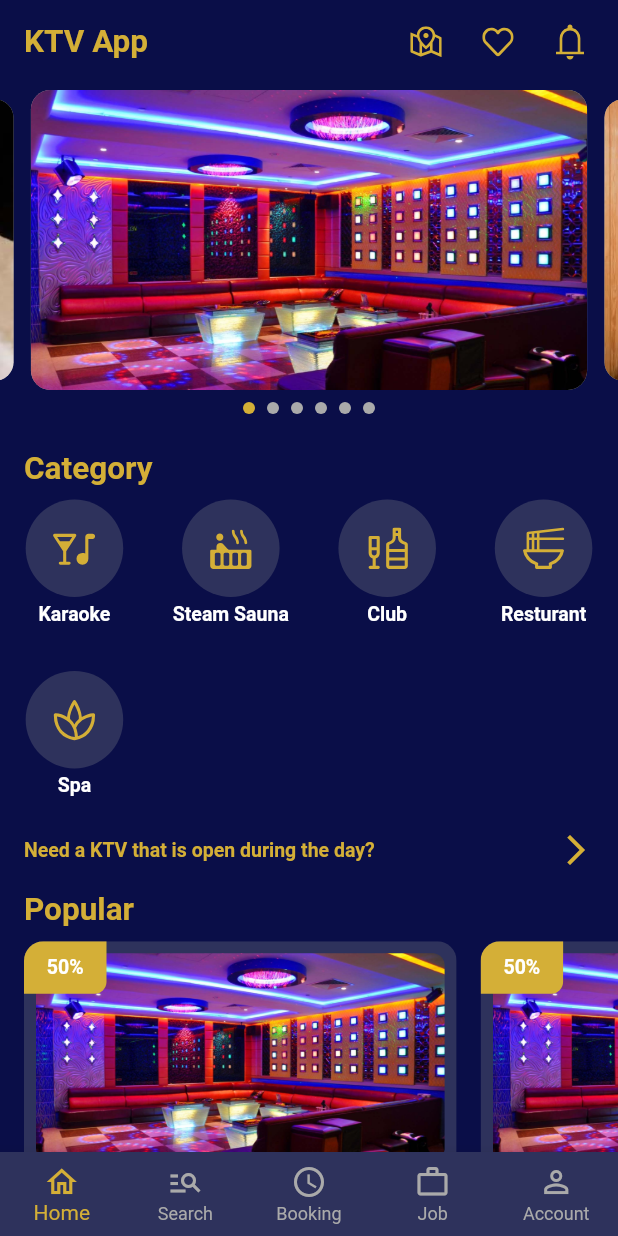
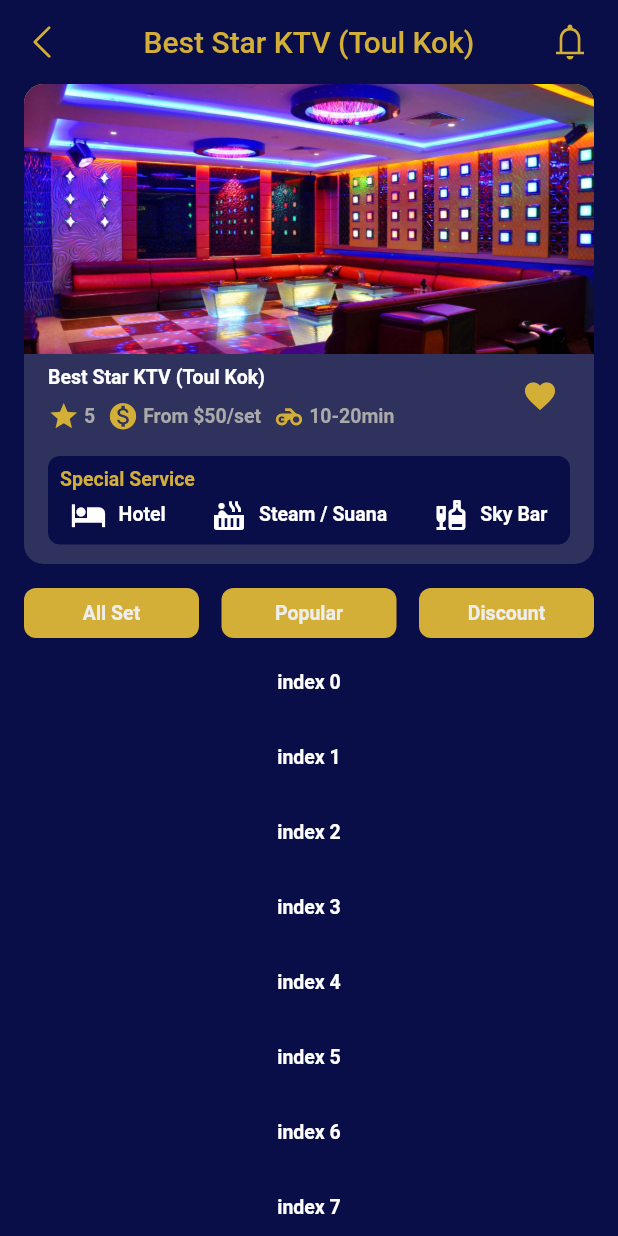
Before and after one commit to OeungChheanghok123/ktv_app, a Flutter app: the screen it shows after launch, after a tap on "Best Star KTV (Toul Kok)", on a phone screen of 412 x 824 dp. Run offline on Flutter 3.47's test engine with Material 2 defaults, Android fonts, the phone set to English and light mode, and no system bars; drawn by our look-alikes of carousel_slider; our stand-ins replace flutter_svg, get.

Commit message:
1-Feb-2023

```diff
--- /dev/null
+++ b/lib/screens/detail/detail_screen.dart
@@ -0,0 +1,310 @@
+import 'package:flutter/material.dart';
+import 'package:ktv_app/constants/constants.dart';
+import 'package:ktv_app/utility/app_bar.dart';
+import 'package:ktv_app/utility/text_style.dart';
+
+class DetailScreen extends StatelessWidget {
+  const DetailScreen({Key? key}) : super(key: key);
+
+  @override
+  Widget build(BuildContext context) {
+    return Scaffold(
+      extendBodyBehindAppBar: true,
+      backgroundColor: bgColor,
+      appBar: _appBarWidget(context),
+      body: SizedBox(
+        height: MediaQuery.of(context).size.height,
+        child: ListView.builder(
+          scrollDirection: Axis.vertical,
+          shrinkWrap: true,
+          itemCount: 25,
+          itemBuilder: (context, index) {
+            return SizedBox(
+              height: 50,
+              child: Center(
+                child: Text(
+                  'index $index',
+                  style: AppTextStyle.headline2,
+                ),
+              ),
+            );
+          },
+        ),
+      ),
+    );
+  }
+
+  PreferredSize _appBarWidget(BuildContext context) {
+    return PreferredSize(
+      preferredSize: const Size.fromHeight(430),
+      child: Column(
+        children: [
+          AppBarWidget.simpleAppbarWidget(
+            context,
+            'Best Star KTV (Toul Kok)',
+          ),
+          Container(
+            margin: const EdgeInsets.symmetric(horizontal: defaultPaddin),
+            child: Stack(
+              children: [
+                Container(
+                  height: 320,
+                  width: MediaQuery.of(context).size.width,
+                  decoration: BoxDecoration(
+                    color: secondColor,
+                    borderRadius: BorderRadius.circular(13),
+                  ),
+                ),
+                Positioned(
+                  top: 0,
+                  left: 0,
+                  right: 0,
+                  child: Column(
+                    children: [
+                      imagePost(context),
+                      detailPost(context),
+                      specialService(context),
+                    ],
+                  ),
+                ),
+              ],
+            ),
+          ),
+          Container(
+            height: defaultPaddin,
+            color: bgColor,
+          ),
+          gridViewMenuBar(context),
+        ],
+      ),
+    );
+  }
+
+  Widget imagePost(BuildContext context) {
+    return Container(
+      height: 180,
+      decoration: const BoxDecoration(
+        color: primaryColor,
+        borderRadius: BorderRadius.only(
+          topLeft: Radius.circular(13),
+          topRight: Radius.circular(13),
+        ),
+        image: DecorationImage(
+          image: AssetImage('assets/images/category_1.jpg'),
+          fit: BoxFit.cover,
+        ),
+      ),
+    );
+  }
+
+  Widget detailPost(BuildContext context) {
+    return Container(
+      margin: const EdgeInsets.symmetric(horizontal: defaultPaddin),
+      child: Row(
+        mainAxisSize: MainAxisSize.max,
+        mainAxisAlignment: MainAxisAlignment.spaceBetween,
+        crossAxisAlignment: CrossAxisAlignment.start,
+        children: [
+          Column(
+            crossAxisAlignment: CrossAxisAlignment.start,
+            children: [
+              const SizedBox(height: defaultPaddin / 2),
+              Text(
+                'Best Star KTV (Toul Kok)',
+                style: AppTextStyle.headline2,
+              ),
+              const SizedBox(height: defaultPaddin / 2),
+              Row(
+                mainAxisSize: MainAxisSize.max,
+                crossAxisAlignment: CrossAxisAlignment.start,
+                mainAxisAlignment: MainAxisAlignment.spaceBetween,
+                children: [
+                  Row(
+                    children: [
+                      InkWell(
+                        onTap: () {},
+                        child: const Icon(
+                          Icons.star,
+                          color: primaryColor,
+                          size: 21,
+                        ),
+                      ),
+                      const SizedBox(width: 3),
+                      Text(
+                        '5',
+                        style: AppTextStyle.body.copyWith(
+                          color: secondGraydColor,
+                          fontWeight: FontWeight.bold,
+                        ),
+                      ),
+                    ],
+                  ),
+                  const SizedBox(width: defaultPaddin / 2),
+                  Row(
+                    children: [
+                      InkWell(
+                        onTap: () {},
+                        child: const Icon(
+                          Icons.monetization_on,
+                          color: primaryColor,
+                          size: 21,
+                        ),
+                      ),
+                      const SizedBox(width: 3),
+                      Text(
+                        'From \$50/set',
+                        style: AppTextStyle.body.copyWith(
+                          color: secondGraydColor,
+                          fontWeight: FontWeight.bold,
+                        ),
+                      ),
+                    ],
+                  ),
+                  const SizedBox(width: defaultPaddin / 2),
+                  Row(
+                    children: [
+                      InkWell(
+                        onTap: () {},
+                        child: const Icon(
+                          Icons.motorcycle,
+                          color: primaryColor,
+                          size: 21,
+                        ),
+                      ),
+                      const SizedBox(width: 3),
+                      Text(
+                        '10-20min',
+                        style: AppTextStyle.body.copyWith(
+                          color: secondGraydColor,
+                          fontWeight: FontWeight.bold,
+                        ),
+                      ),
+                    ],
+                  ),
+                ],
+              ),
+            ],
+          ),
+          const Padding(
+            padding: EdgeInsets.only(
+              top: defaultPaddin,
+              right: defaultPaddin / 2,
+            ),
+            child: Icon(Icons.favorite, color: primaryColor),
+          ),
+        ],
+      ),
+    );
+  }
+
+  Widget specialService(BuildContext context) {
+    return Container(
+      width: double.infinity,
+      margin: const EdgeInsets.all(defaultPaddin),
+      padding: const EdgeInsets.symmetric(vertical: defaultPaddin / 2),
+      decoration: BoxDecoration(
+        color: bgColor,
+        borderRadius: BorderRadius.circular(8),
+      ),
+      child: Column(
+        crossAxisAlignment: CrossAxisAlignment.start,
+        children: [
+          Container(
+            margin: const EdgeInsets.only(left: defaultPaddin / 2),
+            child: Text(
+              'Special Service',
+              style: AppTextStyle.headline2.copyWith(
+                color: primaryColor,
+              ),
+            ),
+          ),
+          const SizedBox(height: defaultPaddin / 4),
+          Row(
+            mainAxisAlignment: MainAxisAlignment.spaceAround,
+            children: [
+              Row(
+                mainAxisAlignment: MainAxisAlignment.center,
+                children: [
+                  const Icon(
+                    Icons.hotel,
+                    color: whiteColor,
+                  ),
+                  const SizedBox(width: defaultPaddin / 2),
+                  Text(
+                    'Hotel',
+                    style: AppTextStyle.headline2,
+                  ),
+                ],
+              ),
+              Row(
+                mainAxisAlignment: MainAxisAlignment.center,
+                children: [
+                  const Icon(
+                    Icons.hot_tub,
+                    color: whiteColor,
+                  ),
+                  const SizedBox(width: defaultPaddin / 2),
+                  Text(
+                    'Steam / Suana',
+                    style: AppTextStyle.headline2,
+                  ),
+                ],
+              ),
+              Row(
+                mainAxisAlignment: MainAxisAlignment.center,
+                children: [
+                  const Icon(
+                    Icons.liquor,
+                    color: whiteColor,
+                  ),
+                  const SizedBox(width: defaultPaddin / 2),
+                  Text(
+                    'Sky Bar',
+                    style: AppTextStyle.headline2,
+                  ),
+                ],
+              ),
+            ],
+          ),
+        ],
+      ),
+    );
+  }
+
+  Widget gridViewMenuBar(BuildContext context) {
+    final List<String> menuText = [
+      "All Set",
+      "Popular",
+      "Discount",
+    ];
+    return Container(
+      width: MediaQuery.of(context).size.width,
+      margin: const EdgeInsets.symmetric(horizontal: defaultPaddin),
+      child: GridView.count(
+        crossAxisCount: 3,
+        shrinkWrap: true,
+        padding: const EdgeInsets.all(0),
+        physics: const BouncingScrollPhysics(),
+        mainAxisSpacing: 15,
+        crossAxisSpacing: 15,
+        childAspectRatio: 3.5,
+        children: List.generate(menuText.length, (index) {
+          return Container(
+            decoration: BoxDecoration(
+              color: primaryColor,
+              borderRadius: BorderRadius.circular(8),
+            ),
+            child: Center(
+              child: Text(
+                menuText[index],
+                style: AppTextStyle.headline2.copyWith(
+                  color: primaryGrayColor,
+                ),
+              ),
+            ),
+          );
+        }),
+      ),
+    );
+  }
+}
--- /dev/null
+++ b/lib/screens/home/components/view_all.dart
@@ -0,0 +1,51 @@
+import 'package:flutter/material.dart';
+import 'package:ktv_app/constants/constants.dart';
+import 'package:ktv_app/utility/text_style.dart';
+
+class ViewAll extends StatelessWidget {
+  final String tilte;
+  final VoidCallback onPress;
+  const ViewAll({
+    Key? key,
+    required this.tilte,
+    required this.onPress,
+  }) : super(key: key);
+
+  @override
+  Widget build(BuildContext context) {
+    return Row(
+      mainAxisAlignment: MainAxisAlignment.spaceBetween,
+      children: [
+        Container(
+          margin: const EdgeInsets.only(left: defaultPaddin),
+          child: Text(
+            tilte,
+            style: AppTextStyle.headline1,
+          ),
+        ),
+        Container(
+          margin: const EdgeInsets.only(right: defaultPaddin / 2),
+          child: TextButton(
+            onPressed: onPress,
+            clipBehavior: Clip.none,
+            child: Row(
+              mainAxisSize: MainAxisSize.min,
+              children: [
+                Text(
+                  'View all',
+                  style: AppTextStyle.title2.copyWith(color: primaryColor),
+                ),
+                const SizedBox(width: 5),
+                const Icon(
+                  Icons.east,
+                  color: primaryColor,
+                  size: 13,
+                ),
+              ],
+            ),
+          ),
+        )
+      ],
+    );
+  }
+}
--- a/lib/screens/home/home_screen.dart
+++ b/lib/screens/home/home_screen.dart
@@ -3,6 +3,8 @@ import 'package:flutter/material.dart';
 import 'package:flutter_svg/flutter_svg.dart';
 import 'package:get/get.dart';
 import 'package:ktv_app/constants/constants.dart';
+import 'package:ktv_app/screens/detail/detail_screen.dart';
+import 'package:ktv_app/screens/home/components/view_all.dart';
 import 'package:ktv_app/screens/home/home_view_model.dart';
 import 'package:ktv_app/utility/text_style.dart';
 import 'package:ktv_app/utility/widgets.dart';
@@ -25,7 +27,7 @@ class HomeScreen extends StatelessWidget {
             padding: const EdgeInsets.symmetric(horizontal: defaultPaddin),
             child: Text(
               "Category",
-              style: AppTextStyle.headline1.copyWith(color: primaryColor),
+              style: AppTextStyle.headline1,
             ),
           ),
           const SizedBox(height: defaultPaddin / 2),
@@ -49,46 +51,40 @@ class HomeScreen extends StatelessWidget {
               ],
             ),
           ),
-          const SizedBox(height: defaultPaddin),
-          Container(
-            padding: const EdgeInsets.symmetric(horizontal: defaultPaddin),
-            child: Text(
-              "Popular",
-              style: AppTextStyle.headline1.copyWith(color: primaryColor),
-            ),
+          const SizedBox(height: defaultPaddin / 2),
+          ViewAll(
+            tilte: 'Popular',
+            onPress: () {},
           ),
+          popularListView(context),
           const SizedBox(height: defaultPaddin / 2),
-          popularListView(context),
-          const SizedBox(height: defaultPaddin),
-          Container(
-            padding: const EdgeInsets.symmetric(horizontal: defaultPaddin),
-            child: Text(
-              "Excellent Service",
-              style: AppTextStyle.headline1.copyWith(color: primaryColor),
-            ),
+          ViewAll(
+            tilte: 'Excellent Service',
+            onPress: () {},
           ),
+          excellentServiceListView(context),
           const SizedBox(height: defaultPaddin / 2),
-          excellentServiceListView(context),
-          const SizedBox(height: defaultPaddin),
-          Container(
-            padding: const EdgeInsets.symmetric(horizontal: defaultPaddin),
-            child: Text(
-              "Special Discount",
-              style: AppTextStyle.headline1.copyWith(color: primaryColor),
-            ),
+          ViewAll(
+            tilte: 'Special Discount',
+            onPress: () {},
           ),
-          const SizedBox(height: defaultPaddin / 2),
           specialDiscountListView(context),
           const SizedBox(height: defaultPaddin),
           Container(
             padding: const EdgeInsets.symmetric(horizontal: defaultPaddin),
             child: Text(
               "For Foreigners",
-              style: AppTextStyle.headline1.copyWith(color: primaryColor),
+              style: AppTextStyle.headline1,
             ),
           ),
           const SizedBox(height: defaultPaddin / 2),
           gridViewCountryFlag(context),
+          const SizedBox(height: defaultPaddin / 2),
+          ViewAll(
+            tilte: 'New Arrived',
+            onPress: () {},
+          ),
+          newArrivedListView(context),
           const SizedBox(height: defaultPaddin),
         ],
       ),
@@ -216,7 +212,12 @@ class HomeScreen extends StatelessWidget {
         itemBuilder: (context, index) {
           return AppWidget.largePost(
             context,
-            onPress: () {},
+            onPress: () => Navigator.push(
+              context,
+              MaterialPageRoute(
+                builder: (context) => const DetailScreen(),
+              ),
+            ),
           );
         },
       ),
@@ -307,4 +308,21 @@ class HomeScreen extends StatelessWidget {
       ),
     );
   }
+
+  Widget newArrivedListView(BuildContext context) {
+    return SizedBox(
+      height: 207,
+      child: ListView.builder(
+        scrollDirection: Axis.horizontal,
+        shrinkWrap: true,
+        itemCount: 5,
+        itemBuilder: (context, index) {
+          return AppWidget.largePost(
+            context,
+            onPress: () {},
+          );
+        },
+      ),
+    );
+  }
 }
--- a/lib/utility/app_bar.dart
+++ b/lib/utility/app_bar.dart
@@ -30,10 +30,26 @@ class AppBarWidget {
           color: primaryColor,
         ),
       ),
+      actions: [
+        Padding(
+          padding: const EdgeInsets.only(right: defaultPaddin / 2),
+          child: IconButton(
+            onPressed: () {},
+            icon: SvgPicture.asset(
+              'assets/icons/notification.svg',
+              height: 28,
+              color: primaryColor,
+            ),
+          ),
+        ),
+      ],
     );
   }
 
-  static List<Widget> homeScreenAppBar(context, innerBoxIsScrolled) {
+  static List<Widget> homeScreenAppBar(
+    context,
+    innerBoxIsScrolled,
+  ) {
     return [
       SliverAppBar(
         floating: true,
```
